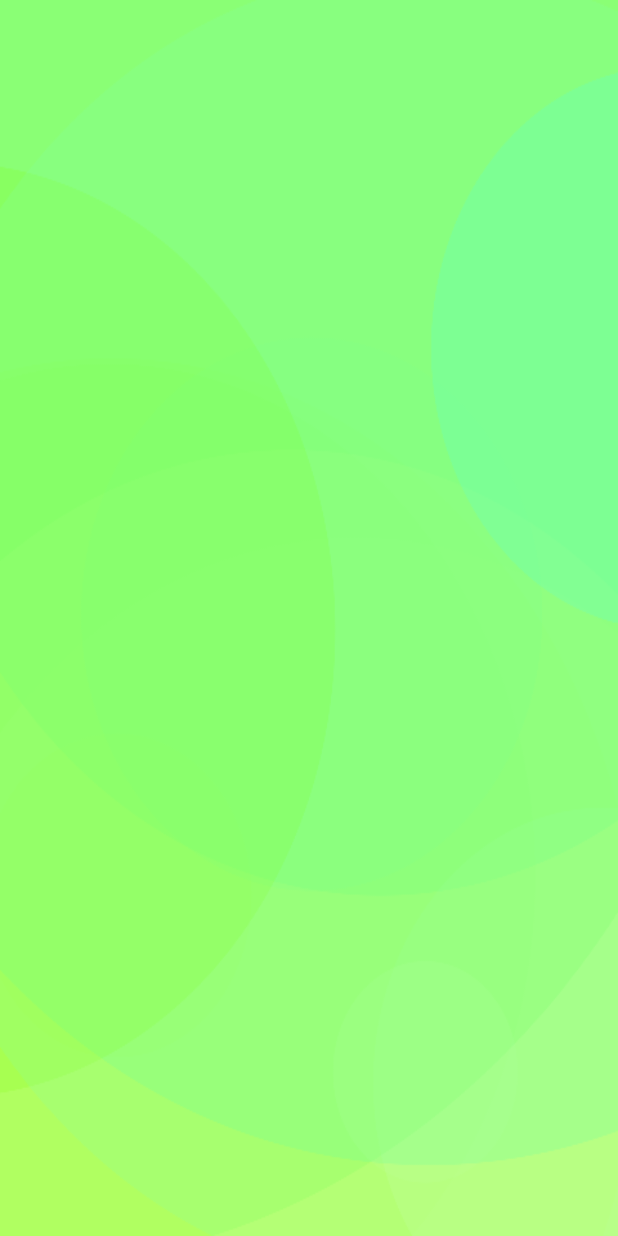
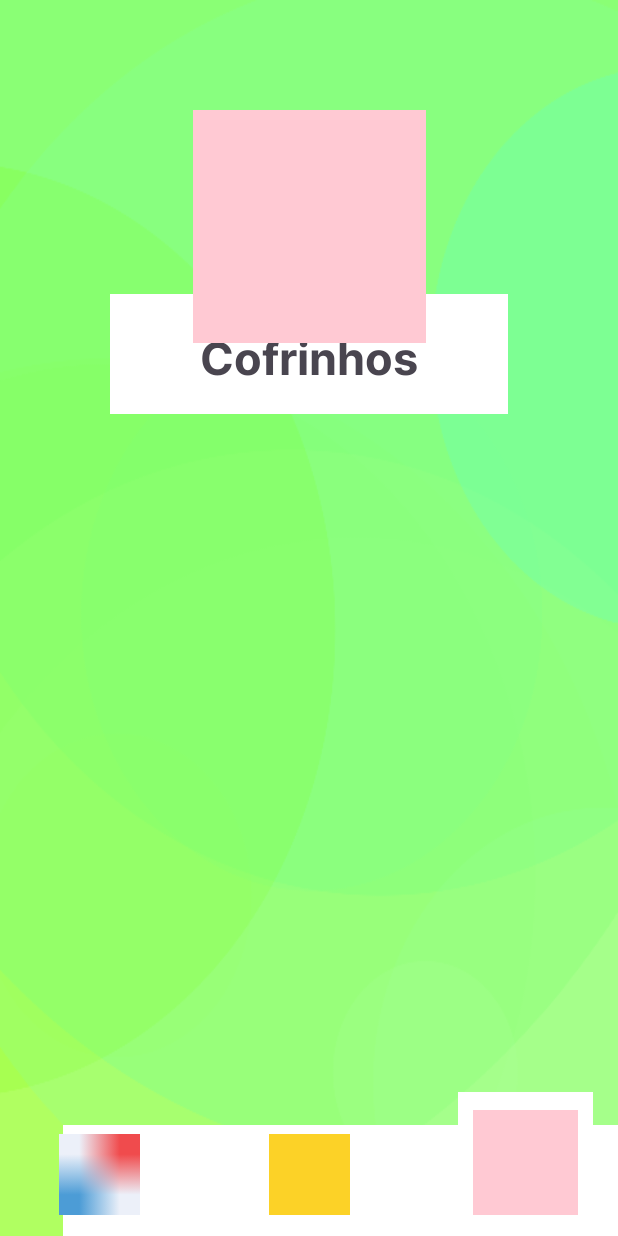
Before and after one commit to StefaneMaria/MoneyQuest, an Android app: the SafesActivity screen opened directly, with no data from a screen before it, on a phone screen of 412 x 824 dp. Run offline under Robolectric (Android 15) with nearby library versions, the phone set to English and light mode, and no system bars.

Commit message:
Add safes Screen

```diff
--- a/app/src/main/res/layout/activity_safes.xml
+++ b/app/src/main/res/layout/activity_safes.xml
@@ -5,4 +5,118 @@
     android:layout_width="match_parent"
     android:layout_height="match_parent"
     android:background="@drawable/background"
-    tools:context=".activities.SafesActivity"/>
+    tools:context=".activities.SafesActivity">
+
+    <ImageView
+        android:id="@+id/safesBar"
+        android:layout_width="265dp"
+        android:layout_height="80dp"
+        android:layout_marginTop="196dp"
+        android:scaleType="fitXY"
+        app:layout_constraintEnd_toEndOf="parent"
+        app:layout_constraintStart_toStartOf="parent"
+        app:layout_constraintTop_toTopOf="parent"
+        app:srcCompat="@drawable/rectangle_treasure" />
+
+    <TextView
+        android:id="@+id/textSafes"
+        android:layout_width="173dp"
+        android:layout_height="wrap_content"
+        android:layout_marginBottom="16dp"
+        android:fontFamily="@font/inter_bold"
+        android:padding="0dp"
+        android:text="Cofrinhos"
+        android:textAlignment="center"
+        android:textSize="30sp"
+        app:layout_constraintBottom_toBottomOf="@+id/safesBar"
+        app:layout_constraintEnd_toEndOf="@+id/safesBar"
+        app:layout_constraintStart_toStartOf="@+id/safesBar" />
+
+    <ImageView
+        android:id="@+id/barFocus"
+        android:layout_width="90dp"
+        android:layout_height="90dp"
+        android:layout_marginBottom="6dp"
+        app:layout_constraintBottom_toBottomOf="parent"
+        app:layout_constraintEnd_toEndOf="@+id/safesButton"
+        app:layout_constraintStart_toStartOf="@+id/safesButton"
+        app:srcCompat="@drawable/circle" />
+
+    <ImageView
+        android:id="@+id/bar"
+        android:layout_width="1280dp"
+        android:layout_height="74dp"
+        app:layout_constraintBottom_toBottomOf="parent"
+        app:layout_constraintEnd_toEndOf="parent"
+        app:layout_constraintHorizontal_bias="0.477"
+        app:layout_constraintStart_toStartOf="parent"
+        app:srcCompat="@drawable/bar" />
+
+    <ImageButton
+        android:id="@+id/treasureButton"
+        android:layout_width="54dp"
+        android:layout_height="54dp"
+        android:layout_marginBottom="14dp"
+        android:background="@android:color/transparent"
+        android:scaleType="fitXY"
+        app:layout_constraintBottom_toBottomOf="parent"
+        app:layout_constraintEnd_toEndOf="parent"
+        app:layout_constraintStart_toStartOf="parent"
+        app:srcCompat="@drawable/coin" />
+
+    <ImageButton
+        android:id="@+id/missionsButton"
+        android:layout_width="54dp"
+        android:layout_height="54dp"
+        android:layout_marginEnd="86dp"
+        android:layout_marginBottom="14dp"
+        android:background="@android:color/transparent"
+        android:padding="0dp"
+        android:paddingLeft="0dp"
+        android:paddingTop="0dp"
+        android:paddingRight="0dp"
+        android:paddingBottom="0dp"
+        android:scaleType="fitXY"
+        app:layout_constraintBottom_toBottomOf="parent"
+        app:layout_constraintEnd_toStartOf="@+id/treasureButton"
+        app:srcCompat="@drawable/compass" />
+
+    <ImageView
+        android:id="@+id/pig"
+        android:layout_width="155dp"
+        android:layout_height="155dp"
+        android:layout_marginTop="73dp"
+        app:layout_constraintEnd_toEndOf="parent"
+        app:layout_constraintStart_toStartOf="parent"
+        app:layout_constraintTop_toTopOf="parent"
+        app:srcCompat="@drawable/pig_shadow" />
+
+    <ScrollView
+        android:layout_width="305dp"
+        android:layout_height="0dp"
+        android:layout_marginTop="28dp"
+        android:layout_marginBottom="28dp"
+        app:layout_constraintBottom_toTopOf="@+id/barFocus"
+        app:layout_constraintEnd_toEndOf="parent"
+        app:layout_constraintStart_toStartOf="parent"
+        app:layout_constraintTop_toBottomOf="@+id/safesBar">
+
+        <LinearLayout
+            android:layout_width="match_parent"
+            android:layout_height="wrap_content"
+            android:orientation="vertical" />
+    </ScrollView>
+
+    <ImageButton
+        android:id="@+id/safesButton"
+        android:layout_width="70dp"
+        android:layout_height="70dp"
+        android:layout_marginStart="82dp"
+        android:layout_marginBottom="14dp"
+        android:background="@android:color/transparent"
+        android:scaleType="fitXY"
+        app:layout_constraintBottom_toBottomOf="parent"
+        app:layout_constraintStart_toEndOf="@+id/treasureButton"
+        app:srcCompat="@drawable/pig" />
+
+</androidx.constraintlayout.widget.ConstraintLayout>
--- a/app/src/main/res/layout/activity_treasure.xml
+++ b/app/src/main/res/layout/activity_treasure.xml
@@ -138,10 +138,11 @@
         android:id="@+id/treasureButton"
         android:layout_width="70dp"
         android:layout_height="70dp"
+        android:layout_marginBottom="14dp"
+        app:layout_constraintBottom_toBottomOf="parent"
         app:layout_constraintEnd_toEndOf="parent"
         app:layout_constraintStart_toStartOf="parent"
-        app:srcCompat="@drawable/coin"
-        tools:layout_editor_absoluteY="647dp" />
+        app:srcCompat="@drawable/coin" />
 
     <ImageButton
         android:id="@+id/missionsButton"
```
Also changed, not shown: app/src/main/res/drawable-anydpi-v26/ic_launcher_foreground.xml (added, +30 -0 lines), app/src/main/res/layout/activity_quests.xml (+11 -9 lines).
